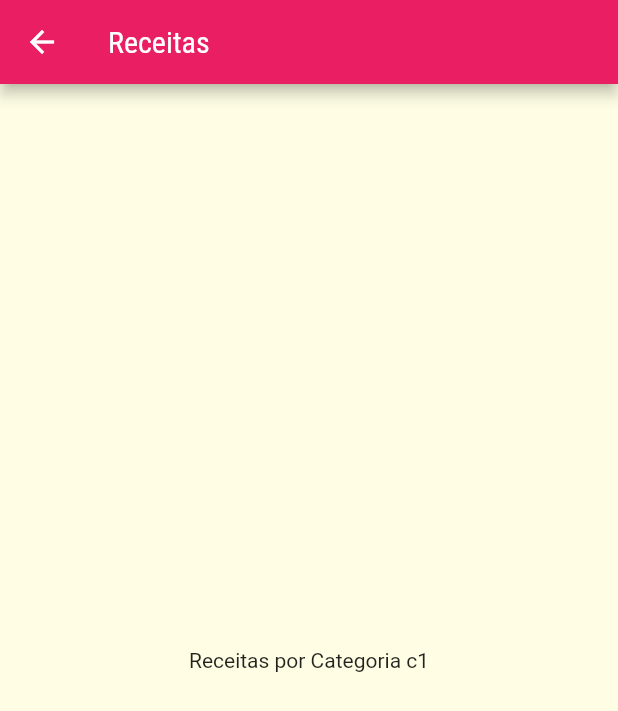
After one commit to Gabrielhlc/gastrofind, a Flutter app: the screen it shows after launch, after a tap on "Italiano", on a phone screen of 412 x 824 dp. The commit adds this screen. Shown: the top 711 px of the screen. Run offline on Flutter 3.47's test engine with Material 2 defaults, Android fonts, the phone set to English and light mode, and no system bars.

Commit message:
add: categories meals screen

```diff
--- a/lib/components/category_item.dart
+++ b/lib/components/category_item.dart
@@ -1,15 +1,30 @@
 import 'package:flutter/material.dart';
 
 import '../models/category.dart';
+import '../screens/categories_meals_screen.dart';
 
 class CategoryItem extends StatelessWidget {
   final Category category;
 
   const CategoryItem(this.category, {super.key});
 
+  void _selectCategory(BuildContext context) {
+    Navigator.of(context).push(
+      MaterialPageRoute(
+        builder: (_) {
+          return CategoriesMealsScreen(category);
+        },
+      ),
+    );
+  }
+
   @override
   Widget build(BuildContext context) {
-    return Container(
+    return InkWell(
+      onTap: () => _selectCategory(context),
+      splashColor: Theme.of(context).colorScheme.primary,
+      borderRadius: BorderRadius.circular(15),
+      child: Container(
         padding: const EdgeInsets.all(15),
         decoration: BoxDecoration(
             borderRadius: BorderRadius.circular(15),
@@ -25,6 +40,7 @@
           category.title,
           style: Theme.of(context).textTheme.titleLarge,
         ),
+      ),
     );
   }
 }
--- /dev/null
+++ b/lib/screens/categories_meals_screen.dart
@@ -0,0 +1,21 @@
+import 'package:flutter/material.dart';
+
+import '../models/category.dart';
+
+class CategoriesMealsScreen extends StatelessWidget {
+  final Category category;
+
+  const CategoriesMealsScreen(this.category, {super.key});
+
+  @override
+  Widget build(BuildContext context) {
+    return Scaffold(
+      appBar: AppBar(
+        title: const Text('Receitas'),
+      ),
+      body: Center(
+        child: Text('Receitas por Categoria ${category.id}'),
+      ),
+    );
+  }
+}
```
Lines whose indentation alone changed are shown as unchanged.
